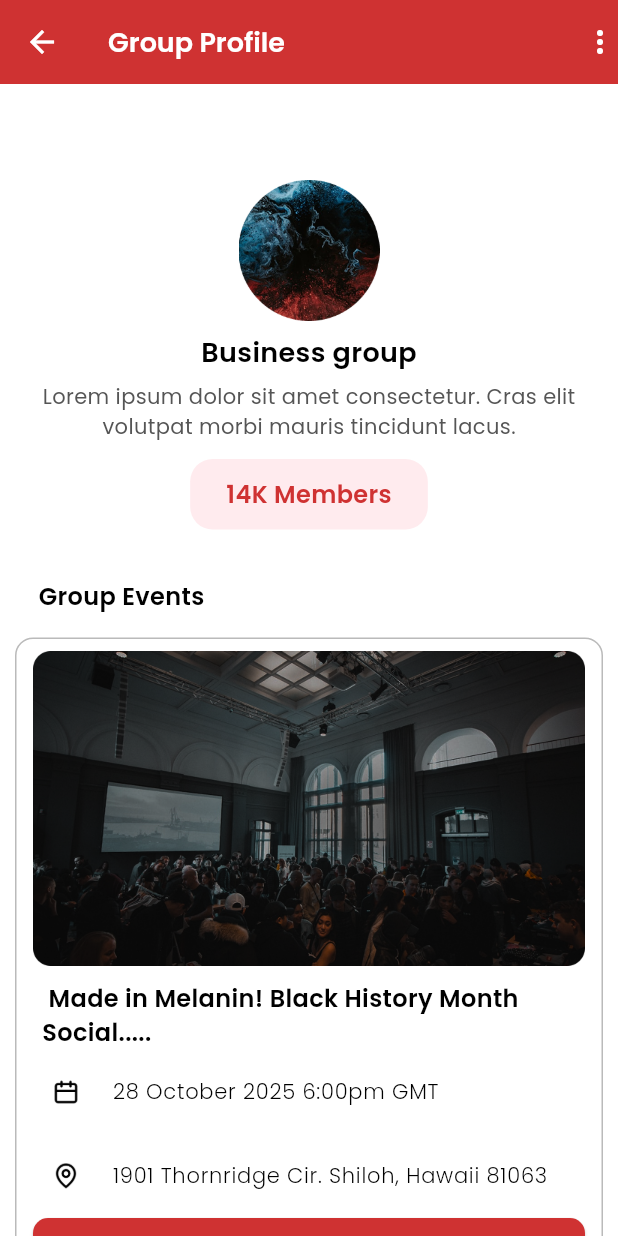
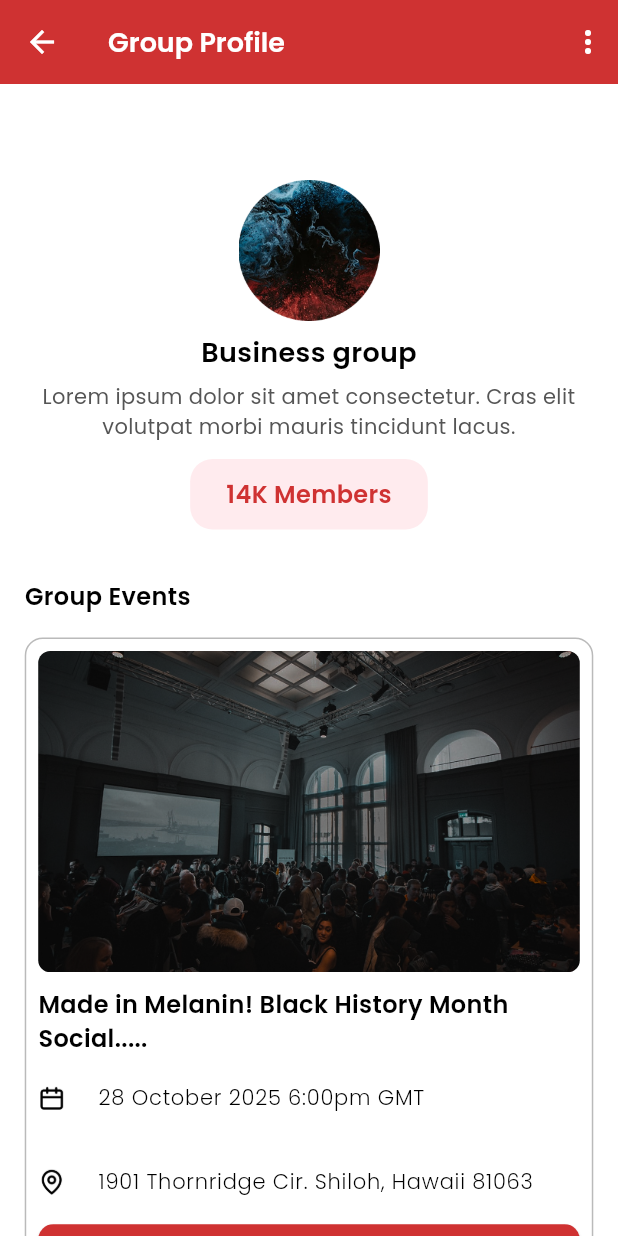
Before and after one commit to Muhaib380/event_managment_app, a Flutter app: the GroupProfileAdmin screen opened directly, on a phone screen of 412 x 824 dp. Run offline on Flutter 3.47's test engine with Material 3 defaults, Android fonts, the phone set to English and light mode, and no system bars; our stand-ins replace cloud_firestore, device_preview, firebase_auth, firebase_core, flutter_screenutil, font_awesome_flutter and 6 more; accounts and stored records are empty; network calls fail.

Commit message:
new update
Co-authored-by: Copilot <copilot@github.com>

```diff
--- a/lib/presentation/views/admin/GroupProfile.dart
+++ b/lib/presentation/views/admin/GroupProfile.dart
@@ -16,6 +16,10 @@ class _GroupProfileAdminState extends State<GroupProfileAdmin> {
   Widget build(BuildContext context) {
     bool isDark = Theme.of(context).brightness == Brightness.dark;
 
+    final screenWidth = MediaQuery.of(context).size.width;
+    final hPad = screenWidth * 0.04;
+    final cardImageHeight = screenWidth * 0.52;
+
     return Scaffold(
       backgroundColor: Theme.of(context).scaffoldBackgroundColor,
       appBar: AppBar(
@@ -33,7 +37,12 @@ class _GroupProfileAdminState extends State<GroupProfileAdmin> {
             color: Colors.white,
           ),
         ),
-        actions: const [Icon(Icons.more_vert_outlined, color: Colors.white)],
+        actions: const [
+          Padding(
+            padding: EdgeInsets.only(right: 8),
+            child: Icon(Icons.more_vert_outlined, color: Colors.white),
+          ),
+        ],
       ),
       body: SingleChildScrollView(
         child: Column(
@@ -51,20 +60,16 @@ class _GroupProfileAdminState extends State<GroupProfileAdmin> {
               ),
             ),
             const Gap(6),
-            Text(
-              "Lorem ipsum dolor sit amet consectetur. Cras elit",
+            Padding(
+              padding: EdgeInsets.symmetric(horizontal: hPad),
+              child: Text(
+                "Lorem ipsum dolor sit amet consectetur. Cras elit volutpat morbi mauris tincidunt lacus.",
+                textAlign: TextAlign.center,
                 style: GoogleFonts.poppins(
                   fontWeight: FontWeight.w400,
                   fontSize: 14,
                   color: isDark ? Colors.white70 : AppColors.profilesetting,
                 ),
-            ),
-            Text(
-              "volutpat morbi mauris tincidunt lacus.",
-              style: GoogleFonts.poppins(
-                fontWeight: FontWeight.w400,
-                fontSize: 14,
-                color: isDark ? Colors.white70 : AppColors.profilesetting,
               ),
             ),
             const Gap(12),
@@ -85,7 +90,9 @@ class _GroupProfileAdminState extends State<GroupProfileAdmin> {
             ),
             const Gap(33),
             Padding(
-              padding: const EdgeInsets.only(right: 250),
+              padding: EdgeInsets.only(left: hPad),
+              child: Align(
+                alignment: Alignment.centerLeft,
                 child: Text(
                   "Group Events",
                   style: GoogleFonts.poppins(
@@ -95,12 +102,14 @@ class _GroupProfileAdminState extends State<GroupProfileAdmin> {
                   ),
                 ),
               ),
+            ),
             const Gap(16),
 
             // ---- Card 1 ----
-            Center(
+            Padding(
+              padding: EdgeInsets.symmetric(horizontal: hPad),
               child: Container(
-                width: 392,
+                width: double.infinity,
                 decoration: BoxDecoration(
                   borderRadius: BorderRadius.circular(12),
                   color: isDark ? Colors.black : Colors.white,
@@ -111,36 +120,30 @@ class _GroupProfileAdminState extends State<GroupProfileAdmin> {
                 child: Padding(
                   padding: const EdgeInsets.all(8.0),
                   child: Column(
+                    crossAxisAlignment: CrossAxisAlignment.start,
                     children: [
-                      Image.asset(
+                      ClipRRect(
+                        borderRadius: BorderRadius.circular(8),
+                        child: Image.asset(
                           AssetsConstants.blackday,
-                        width: 368,
-                        height: 210,
+                          width: double.infinity,
+                          height: cardImageHeight,
+                          fit: BoxFit.cover,
+                        ),
                       ),
                       const Gap(10),
-                      Padding(
-                        padding: const EdgeInsets.only(right: 34),
-                        child: Text(
-                          "Made in Melanin! Black History Month",
+                      Text(
+                        "Made in Melanin! Black History Month Social.....",
+                        maxLines: 2,
+                        overflow: TextOverflow.ellipsis,
                         style: GoogleFonts.poppins(
                           fontWeight: FontWeight.w600,
                           fontSize: 16,
                           color: isDark ? Colors.white : Colors.black,
                         ),
                       ),
-                      ),
-                      Padding(
-                        padding: const EdgeInsets.only(right: 283),
-                        child: Text(
-                          "Social.....",
-                          style: GoogleFonts.poppins(
-                            fontWeight: FontWeight.w600,
-                            fontSize: 16,
-                            color: isDark ? Colors.white : Colors.black,
-                          ),
-                        ),
-                      ),
                       ListTile(
+                        contentPadding: EdgeInsets.zero,
                         leading: ImageIcon(
                           const AssetImage(AssetsConstants.icon_calendar),
                           size: 18,
@@ -156,6 +159,7 @@ class _GroupProfileAdminState extends State<GroupProfileAdmin> {
                         ),
                       ),
                       ListTile(
+                        contentPadding: EdgeInsets.zero,
                         leading: ImageIcon(
                           const AssetImage(AssetsConstants.icon_location),
                           size: 18,
@@ -163,6 +167,7 @@ class _GroupProfileAdminState extends State<GroupProfileAdmin> {
                         ),
                         title: Text(
                           "1901 Thornridge Cir. Shiloh, Hawaii 81063",
+                          overflow: TextOverflow.ellipsis,
                           style: GoogleFonts.poppins(
                             fontWeight: FontWeight.w300,
                             fontSize: 14,
@@ -171,7 +176,7 @@ class _GroupProfileAdminState extends State<GroupProfileAdmin> {
                         ),
                       ),
                       SizedBox(
-                        width: 368,
+                        width: double.infinity,
                         height: 48,
                         child: ElevatedButton(
                           onPressed: () {},
@@ -200,8 +205,10 @@ class _GroupProfileAdminState extends State<GroupProfileAdmin> {
             const Gap(24),
 
             // ---- Card 2 ----
-            Container(
-              width: 392,
+            Padding(
+              padding: EdgeInsets.symmetric(horizontal: hPad),
+              child: Container(
+                width: double.infinity,
                 decoration: BoxDecoration(
                   borderRadius: BorderRadius.circular(12),
                   color: isDark ? Colors.black : Colors.white,
@@ -212,36 +219,30 @@ class _GroupProfileAdminState extends State<GroupProfileAdmin> {
                 child: Padding(
                   padding: const EdgeInsets.all(8.0),
                   child: Column(
+                    crossAxisAlignment: CrossAxisAlignment.start,
                     children: [
-                    Image.asset(
+                      ClipRRect(
+                        borderRadius: BorderRadius.circular(8),
+                        child: Image.asset(
                           AssetsConstants.blackday,
-                      width: 368,
-                      height: 210,
+                          width: double.infinity,
+                          height: cardImageHeight,
+                          fit: BoxFit.cover,
+                        ),
                       ),
                       const Gap(10),
-                    Padding(
-                      padding: const EdgeInsets.only(right: 34),
-                      child: Text(
-                        "Made in Melanin! Black History Month",
+                      Text(
+                        "Made in Melanin! Black History Month Social.....",
+                        maxLines: 2,
+                        overflow: TextOverflow.ellipsis,
                         style: GoogleFonts.poppins(
                           fontWeight: FontWeight.w600,
                           fontSize: 16,
                           color: isDark ? Colors.white : Colors.black,
                         ),
                       ),
-                    ),
-                    Padding(
-                      padding: const EdgeInsets.only(right: 283),
-                      child: Text(
-                        "Social.....",
-                        style: GoogleFonts.poppins(
-                          fontWeight: FontWeight.w600,
-                          fontSize: 16,
-                          color: isDark ? Colors.white : Colors.black,
-                        ),
-                      ),
-                    ),
                       ListTile(
+                        contentPadding: EdgeInsets.zero,
                         leading: ImageIcon(
                           const AssetImage(AssetsConstants.icon_calendar),
                           size: 18,
@@ -257,6 +258,7 @@ class _GroupProfileAdminState extends State<GroupProfileAdmin> {
                         ),
                       ),
                       ListTile(
+                        contentPadding: EdgeInsets.zero,
                         leading: ImageIcon(
                           const AssetImage(AssetsConstants.icon_location),
                           size: 18,
@@ -264,6 +266,7 @@ class _GroupProfileAdminState extends State<GroupProfileAdmin> {
                         ),
                         title: Text(
                           "1901 Thornridge Cir. Shiloh, Hawaii 81063",
+                          overflow: TextOverflow.ellipsis,
                           style: GoogleFonts.poppins(
                             fontWeight: FontWeight.w300,
                             fontSize: 14,
@@ -272,7 +275,7 @@ class _GroupProfileAdminState extends State<GroupProfileAdmin> {
                         ),
                       ),
                       SizedBox(
-                      width: 368,
+                        width: double.infinity,
                         height: 48,
                         child: ElevatedButton(
                           onPressed: () {},
@@ -296,6 +299,7 @@ class _GroupProfileAdminState extends State<GroupProfileAdmin> {
                   ),
                 ),
               ),
+            ),
 
             const Gap(24),
           ],
```
Also changed, not shown: lib/presentation/views/Login/create_account.dart (+51 -38 lines), lib/presentation/views/Login/login.dart (+59 -35 lines), lib/presentation/views/admin/Events.dart (+46 -13 lines), lib/presentation/views/admin/Events/upload_events.dart (+40 -42 lines), lib/presentation/views/admin/features.dart (+28 -31 lines). Lines whose indentation alone changed are shown as unchanged.
